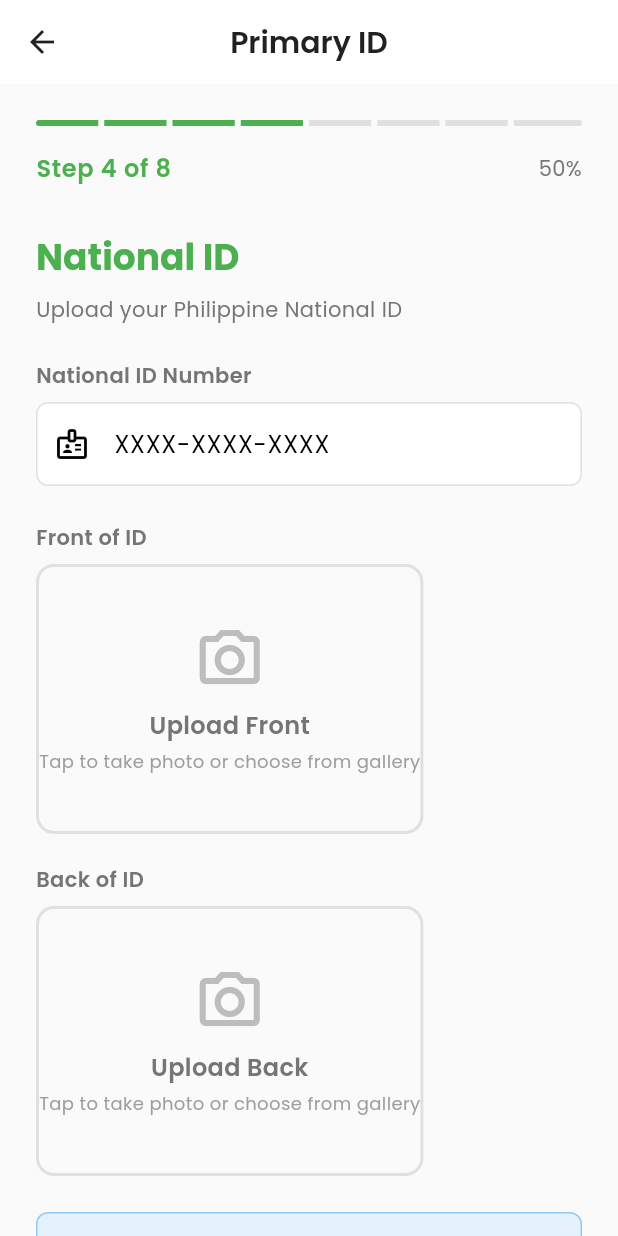
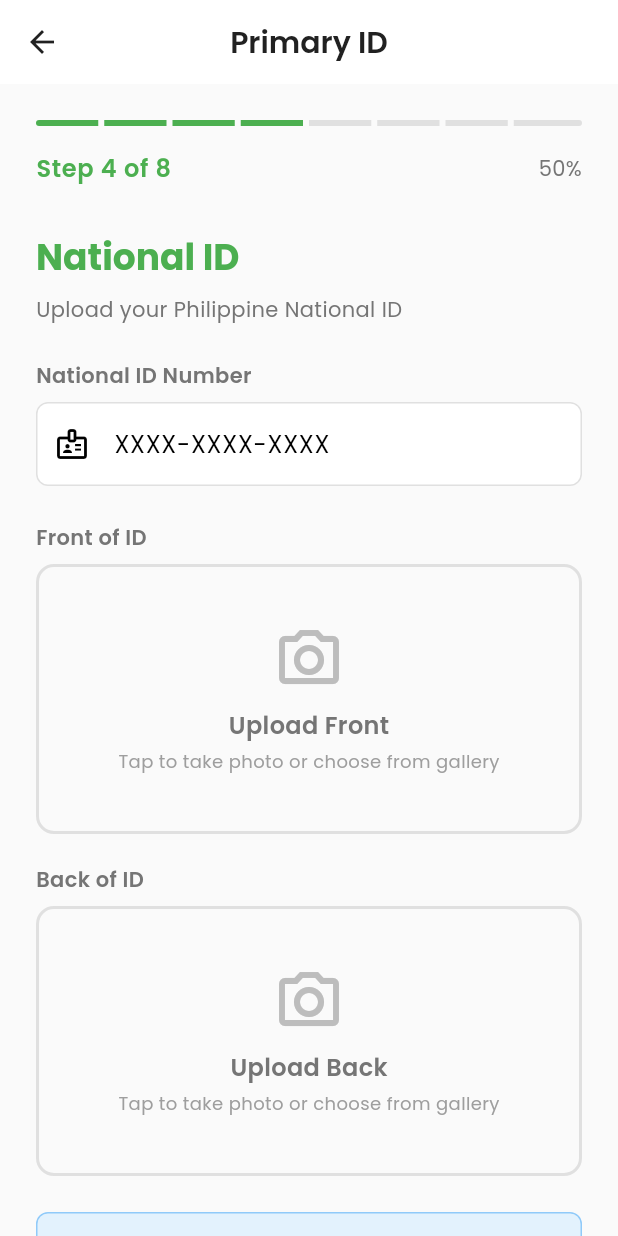
Before and after one commit to aimsahorizon/autobid-flutter, a Flutter app: the SignupStep4PrimaryId screen opened by its route, on a phone screen of 412 x 824 dp. Run offline on Flutter 3.47's test engine with Material 3 defaults, Android fonts, the phone set to English and light mode, and no system bars; our stand-ins replace cached_network_image, flutter_riverpod, freezed_annotation, go_router, google_fonts, image_picker and 1 more; generated files the repository leaves out were written again; network calls fail.

Commit message:
update: set image component width to fit whole screen

```diff
--- a/lib/presentation/screens/auth/signup/signup_step4_primary_id.dart
+++ b/lib/presentation/screens/auth/signup/signup_step4_primary_id.dart
@@ -312,6 +312,7 @@ class _SignupStep4PrimaryIdState extends State<SignupStep4PrimaryId> {
       onTap: onTap,
       child: Container(
         height: 180,
+        width: double.infinity,
         decoration: BoxDecoration(
           border: Border.all(
             color: imageBytes != null
--- a/lib/presentation/screens/auth/signup/signup_step5_secondary_id.dart
+++ b/lib/presentation/screens/auth/signup/signup_step5_secondary_id.dart
@@ -335,6 +335,7 @@ class _SignupStep5SecondaryIdState extends State<SignupStep5SecondaryId> {
       onTap: onTap,
       child: Container(
         height: 200,
+        width: double.infinity,
         decoration: BoxDecoration(
           border: Border.all(
             color: imageBytes != null
--- a/lib/presentation/screens/auth/signup/signup_step6_selfie.dart
+++ b/lib/presentation/screens/auth/signup/signup_step6_selfie.dart
@@ -259,6 +259,7 @@ class _SignupStep6SelfieState extends State<SignupStep6Selfie> {
       onTap: onTap,
       child: Container(
         height: 300,
+        width: double.infinity,
         decoration: BoxDecoration(
           border: Border.all(
             color: imageBytes != null
```
